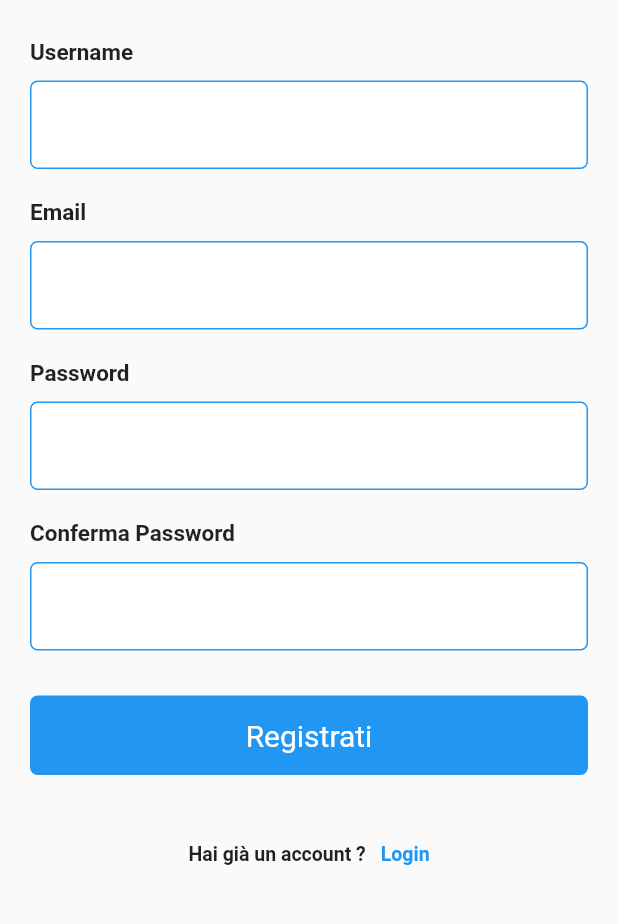
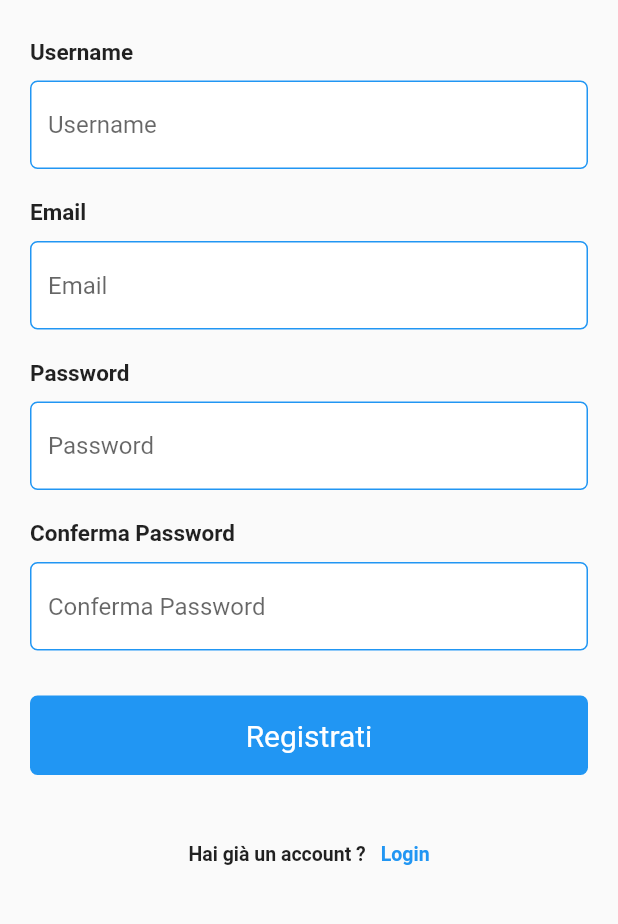
Before and after one commit to trionfettinico/pafp, a Flutter app: the screen it shows after launch, after a tap on "Registrati", on a phone screen of 412 x 824 dp, the part 104-1028 px from its top. Run offline on Flutter 3.47's test engine with Material 2 defaults, Android fonts, the phone set to English and light mode, and no system bars; our stand-ins replace firebase_auth; accounts and stored records are empty.

Commit message:
aggiunto placeholder

```diff
--- a/lib/login/sign_in.dart
+++ b/lib/login/sign_in.dart
@@ -52,6 +52,7 @@ class _SignIn extends State<SignInPage> {
                     borderSide: const BorderSide(color: Colors.blue),
                     borderRadius: BorderRadius.all(Radius.circular(5)),
                   ),
+                  hintText: title,
                   fillColor: Colors.white,  //colore sfondo input email e password
                   filled: true))
         ],
```
